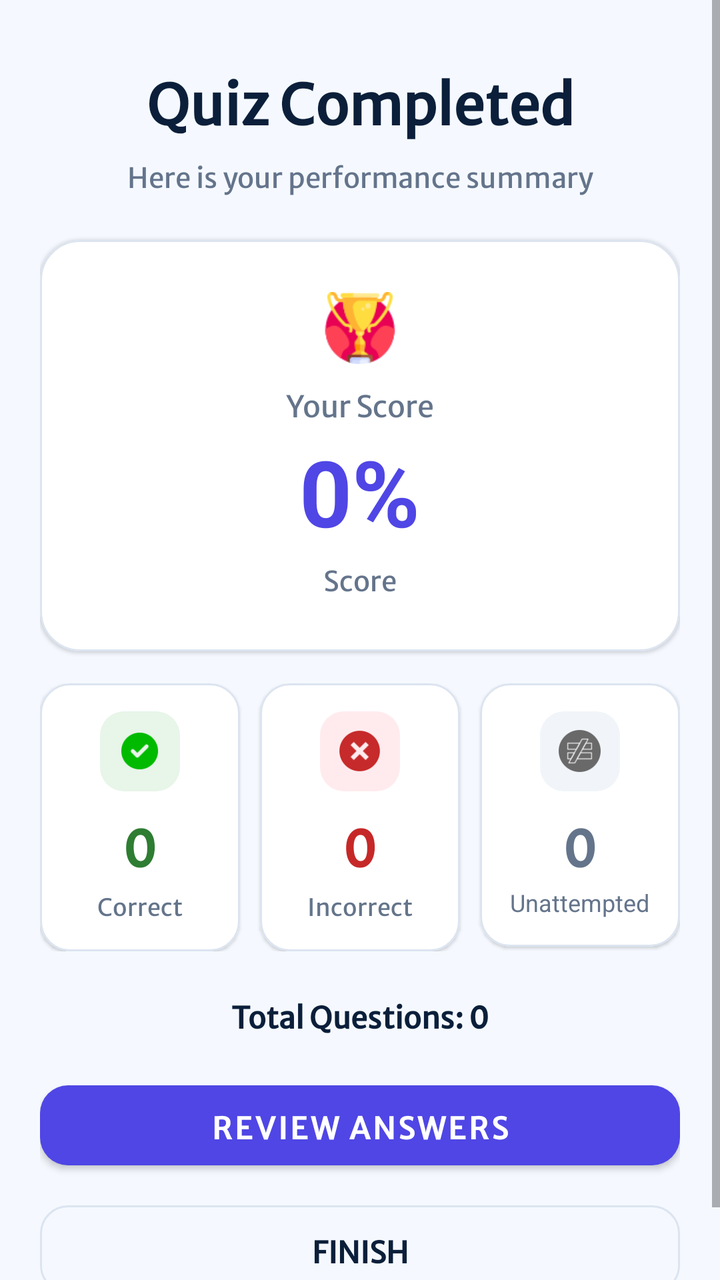
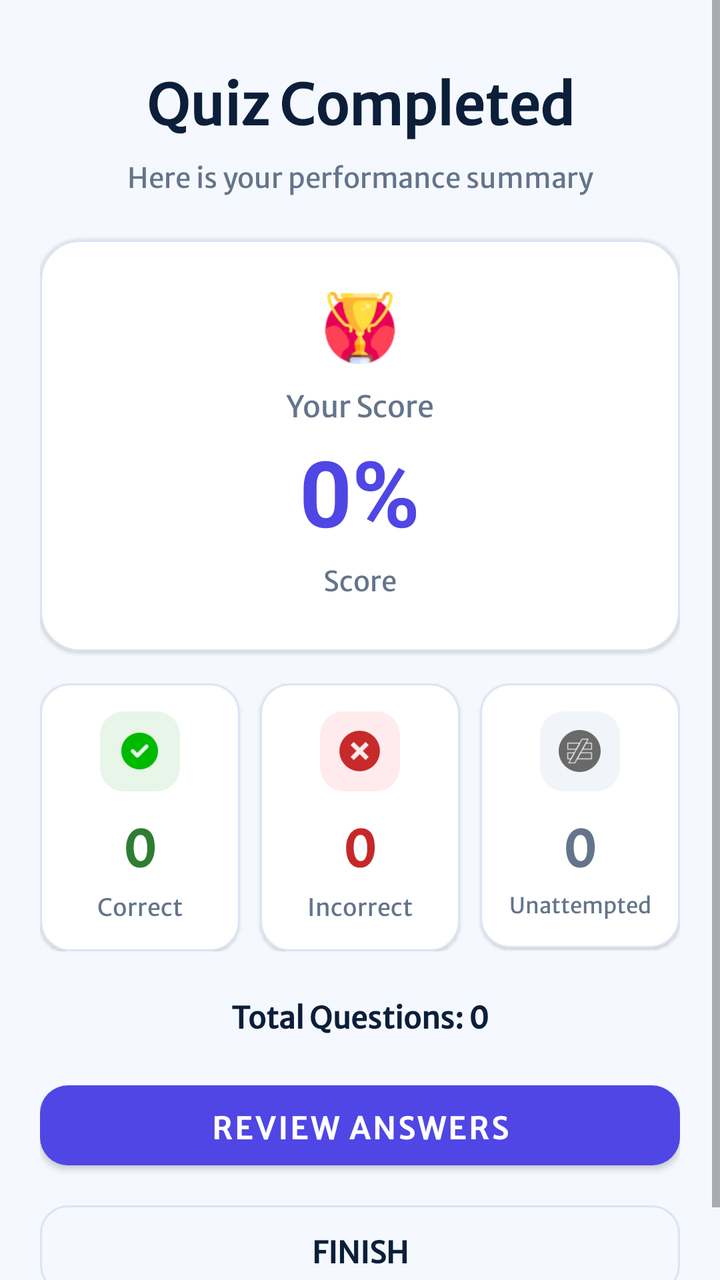

Two renders of the same Android screen: before a commit and after it. Below are the layout's source before the change and the commit's diff.
<!-- AndroidManifest.xml: application theme Theme.PractiX -->
<!-- res/layout/activity_result.xml -->
<?xml version="1.0" encoding="utf-8"?>
<ScrollView
    xmlns:android="http://schemas.android.com/apk/res/android"
    xmlns:app="http://schemas.android.com/apk/res-auto"

    android:layout_width="match_parent"
    android:layout_height="match_parent"
    android:fillViewport="true"
    android:background="@color/mainBgColor">

    <LinearLayout
        android:layout_width="match_parent"
        android:layout_height="wrap_content"

        android:orientation="vertical"

        android:paddingStart="20dp"
        android:paddingTop="20dp"
        android:paddingEnd="20dp"
        android:paddingBottom="28dp">


        
        
        

        <TextView
            android:id="@+id/tvResultTitle"

            android:layout_width="match_parent"
            android:layout_height="wrap_content"
            android:fontFamily="@font/msans"

            android:text="Quiz Completed"
            android:textSize="28sp"
            android:textStyle="bold"

            android:textColor="@color/subjectNameTextColor"

            android:gravity="center"

            android:layout_marginTop="8dp"
            android:layout_marginBottom="6dp" />


        <TextView
            android:layout_width="match_parent"
            android:layout_height="wrap_content"

            android:text="Here is your performance summary"
            android:textSize="14sp"
            android:fontFamily="@font/msans"
            android:textColor="@color/questionCountTxtColor"

            android:gravity="center"

            android:layout_marginBottom="22dp" />


        
        
        

        <com.google.android.material.card.MaterialCardView

            android:layout_width="match_parent"
            android:layout_height="wrap_content"

            app:cardCornerRadius="20dp"
            app:cardBackgroundColor="@color/cardBgColor"

            app:strokeWidth="1dp"
            app:strokeColor="@color/topicCardStroke">

            <LinearLayout
                android:layout_width="match_parent"
                android:layout_height="wrap_content"

                android:orientation="vertical"
                android:gravity="center"

                android:padding="26dp">


                

                <ImageView
                    android:layout_width="36dp"
                    android:layout_height="36dp"

                    android:src="@drawable/ic_trophy"

                    android:contentDescription="Trophy"

                    android:layout_marginBottom="8dp" />


                <TextView
                    android:layout_width="wrap_content"
                    android:layout_height="wrap_content"

                    android:text="Your Score"
                    android:fontFamily="@font/msans"
                    android:textSize="15sp"

                    android:textColor="@color/questionCountTxtColor"

                    android:layout_marginBottom="2dp" />


                <TextView
                    android:id="@+id/tvScore"

                    android:layout_width="wrap_content"
                    android:layout_height="wrap_content"

                    android:text="0%"

                    android:textSize="46sp"
                    android:textStyle="bold"

                    android:textColor="@color/btnBgColor" />


                <TextView
                    android:id="@+id/tvScoreLabel"

                    android:layout_width="wrap_content"
                    android:layout_height="wrap_content"

                    android:text="Score"
                    android:textSize="14sp"
                    android:fontFamily="@font/msans"

                    android:textColor="@color/questionCountTxtColor"

                    android:layout_marginTop="2dp" />

            </LinearLayout>

        </com.google.android.material.card.MaterialCardView>


        
        
        

        <LinearLayout
            android:layout_width="match_parent"
            android:layout_height="wrap_content"

            android:orientation="horizontal"
            android:weightSum="3"

            android:layout_marginTop="16dp">


            
            
            

            <com.google.android.material.card.MaterialCardView

                android:layout_width="0dp"
                android:layout_height="wrap_content"

                android:layout_weight="1"
                android:layout_marginEnd="5dp"

                app:cardCornerRadius="15dp"
                app:cardBackgroundColor="@color/cardBgColor"

                app:strokeWidth="1dp"
                app:strokeColor="@color/topicCardStroke">

                <LinearLayout
                    android:layout_width="match_parent"
                    android:layout_height="wrap_content"

                    android:orientation="vertical"
                    android:gravity="center"

                    android:padding="14dp">


                    

                    <FrameLayout
                        android:layout_width="40dp"
                        android:layout_height="40dp"

                        android:background="@drawable/bg_review_correct"

                        android:layout_marginBottom="7dp">

                        <ImageView
                            android:layout_width="21dp"
                            android:layout_height="21dp"

                            android:layout_gravity="center"

                            android:src="@drawable/ic_correct"

                            android:contentDescription="Correct" />

                    </FrameLayout>


                    <TextView
                        android:id="@+id/tvCorrectCount"

                        android:layout_width="wrap_content"
                        android:layout_height="wrap_content"

                        android:text="0"

                        android:textSize="25sp"
                        android:fontFamily="@font/msans"
                        android:textStyle="bold"

                        android:textColor="@color/reviewCorrectText" />


                    <TextView
                        android:layout_width="wrap_content"
                        android:layout_height="wrap_content"

                        android:text="Correct"
                        android:textSize="12sp"
                        android:fontFamily="@font/msans"

                        android:textColor="@color/questionCountTxtColor"

                        android:layout_marginTop="2dp" />

                </LinearLayout>

            </com.google.android.material.card.MaterialCardView>


            
            
            

            <com.google.android.material.card.MaterialCardView

                android:layout_width="0dp"
                android:layout_height="wrap_content"

                android:layout_weight="1"

                android:layout_marginHorizontal="5dp"

                app:cardCornerRadius="15dp"
                app:cardBackgroundColor="@color/cardBgColor"

                app:strokeWidth="1dp"
                app:strokeColor="@color/topicCardStroke">

                <LinearLayout
                    android:layout_width="match_parent"
                    android:layout_height="wrap_content"

                    android:orientation="vertical"
                    android:gravity="center"

                    android:padding="14dp">


                    

                    <FrameLayout
                        android:layout_width="40dp"
                        android:layout_height="40dp"

                        android:background="@drawable/bg_review_incorrect"

                        android:layout_marginBottom="7dp">

                        <ImageView
                            android:layout_width="21dp"
                            android:layout_height="21dp"

                            android:layout_gravity="center"

                            android:src="@drawable/ic_incorrect"

                            android:contentDescription="Incorrect" />

                    </FrameLayout>


                    <TextView
                        android:id="@+id/tvIncorrectCount"

                        android:layout_width="wrap_content"
                        android:layout_height="wrap_content"

                        android:text="0"
                        android:fontFamily="@font/msans"
                        android:textSize="25sp"
                        android:textStyle="bold"

                        android:textColor="@color/reviewIncorrectText" />


                    <TextView
                        android:layout_width="wrap_content"
                        android:layout_height="wrap_content"

                        android:text="Incorrect"
                        android:textSize="12sp"
                        android:fontFamily="@font/msans"
                        android:textColor="@color/questionCountTxtColor"

                        android:layout_marginTop="2dp" />

                </LinearLayout>

            </com.google.android.material.card.MaterialCardView>


            
            
            

            <com.google.android.material.card.MaterialCardView

                android:layout_width="0dp"
                android:layout_height="wrap_content"

                android:layout_weight="1"
                android:layout_marginStart="5dp"

                app:cardCornerRadius="15dp"
                app:cardBackgroundColor="@color/cardBgColor"

                app:strokeWidth="1dp"
                app:strokeColor="@color/topicCardStroke">

                <LinearLayout
                    android:layout_width="match_parent"
                    android:layout_height="wrap_content"

                    android:orientation="vertical"
                    android:gravity="center"

                    android:padding="14dp">


                    

                    <FrameLayout
                        android:layout_width="40dp"
                        android:layout_height="40dp"

                        android:background="@drawable/bg_review_unattempted"

                        android:layout_marginBottom="7dp">

                        <ImageView
                            android:layout_width="21dp"
                            android:layout_height="21dp"

                            android:layout_gravity="center"

                            android:src="@drawable/ic_unattempted"

                            android:contentDescription="Unattempted" />

                    </FrameLayout>


                    <TextView
                        android:id="@+id/tvUnansweredCount"

                        android:layout_width="wrap_content"
                        android:layout_height="wrap_content"

                        android:text="0"
                        android:fontFamily="@font/msans"

                        android:textSize="25sp"
                        android:textStyle="bold"

                        android:textColor="@color/reviewUnattemptedText" />


                    <TextView
                        android:layout_width="wrap_content"
                        android:layout_height="wrap_content"

                        android:text="Unattempted"
                        android:textSize="12sp"

                        android:textColor="@color/questionCountTxtColor"

                        android:gravity="center"

                        android:layout_marginTop="2dp" />

                </LinearLayout>

            </com.google.android.material.card.MaterialCardView>

        </LinearLayout>


        
        
        

        <TextView
            android:id="@+id/tvTotalQuestions"

            android:layout_width="match_parent"
            android:layout_height="wrap_content"

            android:text="Total Questions: 0"
            android:fontFamily="@font/msans"
            android:textSize="15sp"
            android:textStyle="bold"

            android:textColor="@color/subjectNameTextColor"

            android:gravity="center"

            android:layout_marginTop="20dp" />


        
        
        

        <com.google.android.material.button.MaterialButton

            android:id="@+id/btnReviewAnswers"

            android:layout_width="match_parent"
            android:layout_height="52dp"

            android:text="REVIEW ANSWERS"
            android:fontFamily="@font/msans"

            android:textSize="15sp"
            android:textStyle="bold"
            android:textAllCaps="false"

            android:layout_marginTop="18dp"
            android:textColor="@color/abhyashamBtnTextColor"

            app:cornerRadius="14dp"
            app:backgroundTint="@color/btnBgColor" />


        
        
        

        <com.google.android.material.button.MaterialButton

            android:id="@+id/btnFinish"
            android:layout_width="match_parent"
            android:layout_height="52dp"
            android:text="FINISH"
            android:textSize="15sp"
            android:textStyle="bold"
            android:textAllCaps="false"

            android:layout_marginTop="10dp"
            android:fontFamily="@font/msans"

            style="@style/Widget.Material3.Button.OutlinedButton"

            app:cornerRadius="14dp"
            app:strokeColor="@color/topicCardStroke"

            android:textColor="@color/subjectNameTextColor" />

    </LinearLayout>

</ScrollView>
<!-- resources referenced by this layout -->
<resources>
  <color name="abhyashamBtnTextColor">#FFFFFF</color>
  <color name="btnBgColor">#4F46E5</color>
  <color name="cardBgColor">#FFFFFF</color>
  <color name="mainBgColor">#F5F9FF</color>
  <color name="questionCountTxtColor">#64748B</color>
  <color name="reviewCorrectText">#2E7D32</color>
  <color name="reviewIncorrectText">#C62828</color>
  <color name="reviewUnattemptedText">#64748B</color>
  <color name="subjectNameTextColor">#0B1F3A</color>
  <color name="topicCardStroke">#DCE4F0</color>
  <!-- drawable bg_review_correct (drawable) -->
  <?xml version="1.0" encoding="utf-8"?>
  <shape xmlns:android="http://schemas.android.com/apk/res/android"
      android:shape="rectangle">
  
      <solid android:color="@color/reviewCorrectBg" />
  
      <corners android:radius="12dp" />
  
  </shape>
  <!-- drawable bg_review_incorrect (drawable) -->
  <?xml version="1.0" encoding="utf-8"?>
  <shape xmlns:android="http://schemas.android.com/apk/res/android"
      android:shape="rectangle">
  
      <solid android:color="@color/reviewIncorrectBg" />
  
      <corners android:radius="12dp" />
  
  </shape>
  <!-- drawable bg_review_unattempted (drawable) -->
  <?xml version="1.0" encoding="utf-8"?>
  <shape xmlns:android="http://schemas.android.com/apk/res/android"
      android:shape="rectangle">
  
      <solid android:color="@color/reviewUnattemptedBg" />
  
      <corners android:radius="12dp" />
  
  </shape>
  <!-- drawable ic_correct: png bitmap (drawable, 1555 bytes) -->
  <!-- drawable ic_incorrect: png bitmap (drawable, 1958 bytes) -->
  <!-- drawable ic_trophy: png bitmap (drawable, 4469 bytes) -->
  <!-- drawable ic_unattempted: png bitmap (drawable, 2689 bytes) -->
  <style name="Theme.PractiX" parent="Theme.MaterialComponents.DayNight.NoActionBar">
          
          <item name="colorPrimary">@color/primaryBlue</item>
          <item name="colorPrimaryVariant">@color/primaryBlue</item>
          <item name="colorOnPrimary">@color/white</item>
          
          <item name="colorSecondary">@color/teal_200</item>
          <item name="colorSecondaryVariant">@color/teal_700</item>
          <item name="colorOnSecondary">@color/black</item>
          
          <item name="android:statusBarColor">?attr/colorPrimaryVariant</item>
  
          
      </style>
  <color name="reviewCorrectBg">#E8F5E9</color>
  <color name="reviewIncorrectBg">#FFEBEE</color>
  <color name="reviewUnattemptedBg">#F1F5F9</color>
  <color name="primaryBlue">#060932</color>
  <color name="white">#FFFFFFFF</color>
  <color name="teal_200">#FF03DAC5</color>
  <color name="teal_700">#FF018786</color>
  <color name="black">#FF000000</color>
</resources>

<!-- the commit's change to res/layout/activity_result.xml (unified diff, before → after) -->
@@ -389,14 +389,13 @@
                     <TextView
                         android:layout_width="wrap_content"
                         android:layout_height="wrap_content"
-
                         android:text="Unattempted"
-                        android:textSize="12sp"
-
+                        android:textSize="11sp"
+                        android:fontFamily="@font/msans"
                         android:textColor="@color/questionCountTxtColor"
-
                         android:gravity="center"
-
+                        android:maxLines="1"
+                        android:singleLine="true"
                         android:layout_marginTop="2dp" />
 
                 </LinearLayout>
